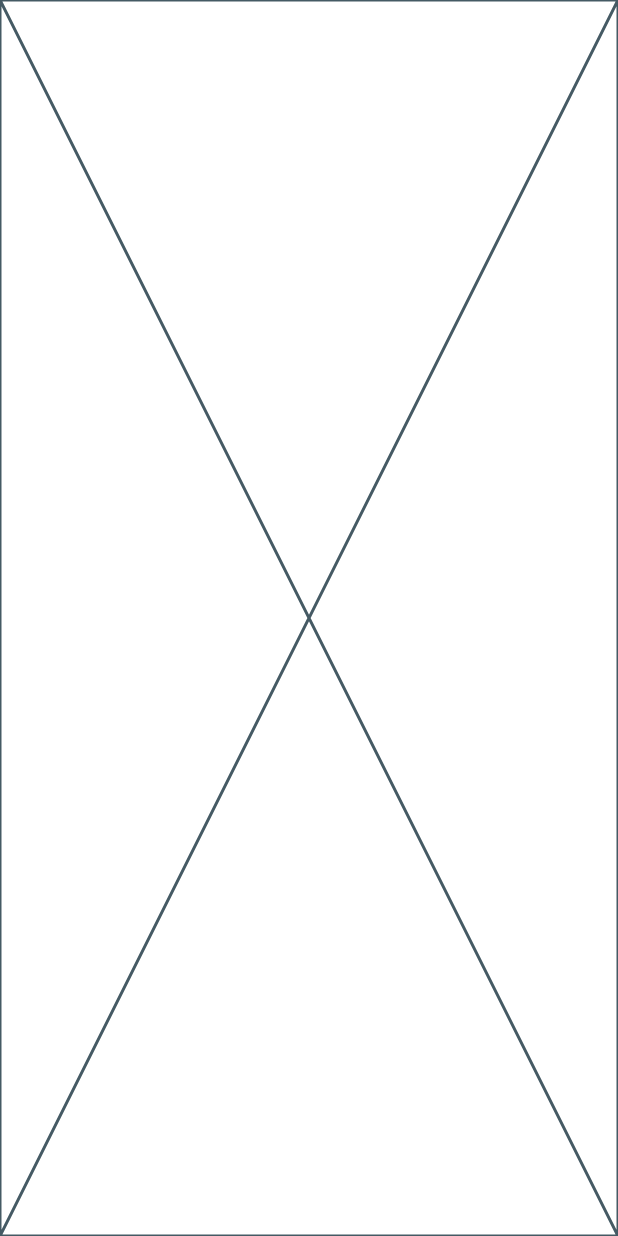
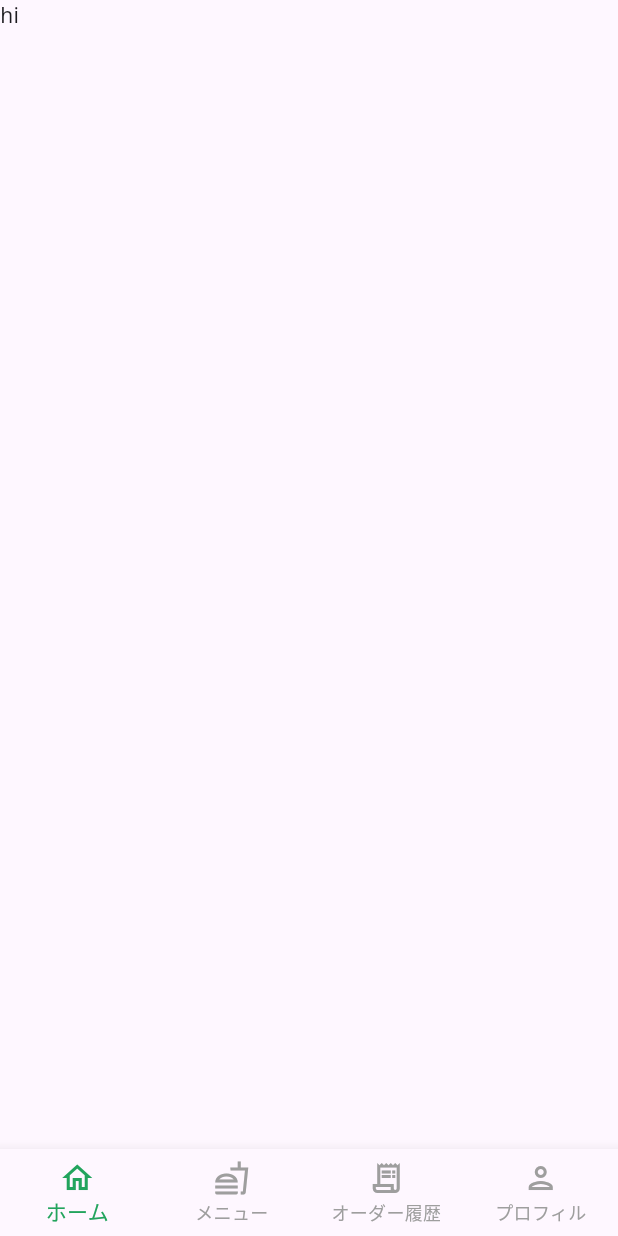
Before and after one commit to enere1/delivery_app, a Flutter app: the screen it shows after launch, on a phone screen of 412 x 824 dp. Run offline on Flutter 3.47's test engine with Material 3 defaults, Android fonts, the phone set to English and light mode, and no system bars; our stand-ins replace email_validator.

Commit message:
[FEAT] ログインとスプラッシュの画面作成

```diff
--- /dev/null
+++ b/lib/common/const/colors/colors.dart
@@ -0,0 +1,4 @@
+import 'package:flutter/material.dart';
+
+const PRIMARY_COLOR = Color(0xFF22A45D);
+const BODY_TEXT_COLOR = Color(0xFF868686);
--- a/lib/common/default_layout.dart
+++ /dev/null
@@ -1,10 +0,0 @@
-import 'package:flutter/material.dart';
-
-class DefaultLayout extends StatelessWidget {
-  const DefaultLayout({Key? key}) : super(key: key);
-
-  @override
-  Widget build(BuildContext context) {
-    return const Placeholder();
-  }
-}
--- /dev/null
+++ b/lib/common/layout/default_layout.dart
@@ -0,0 +1,26 @@
+import 'package:flutter/material.dart';
+
+class DefaultLayout extends StatelessWidget {
+
+  final PreferredSizeWidget? appBar;
+  final Widget? body;
+  final Color? backgroundColor;
+  final Widget? bottomNavigationBar;
+
+  const DefaultLayout({
+    this.appBar,
+    this.body,
+    this.backgroundColor,
+    this.bottomNavigationBar,
+    Key? key,}) : super(key: key);
+
+  @override
+  Widget build(BuildContext context) {
+    return Scaffold(
+        appBar: appBar,
+        body: body,
+        backgroundColor: backgroundColor,
+        bottomNavigationBar: bottomNavigationBar,
+      );
+  }
+}
--- /dev/null
+++ b/lib/common/view/root_tab.dart
@@ -0,0 +1,71 @@
+import 'package:delivery_app/common/const/colors/colors.dart';
+import 'package:delivery_app/common/layout/default_layout.dart';
+import 'package:flutter/material.dart';
+
+class RootTab extends StatefulWidget {
+  const RootTab({Key? key}) : super(key: key);
+
+  @override
+  State<RootTab> createState() => _RootTabState();
+}
+
+class _RootTabState extends State<RootTab> with SingleTickerProviderStateMixin {
+  late final TabController _tabController;
+  int _index = 0;
+
+  @override
+  void initState() {
+    _tabController = TabController(length: 4, vsync: this);
+  }
+
+  @override
+  Widget build(BuildContext context) {
+    return DefaultLayout(
+      bottomNavigationBar: BottomNavigationBar(
+        onTap: (int index) {
+          setState(() {
+            _index = index;
+          });
+          _tabController.animateTo(
+              _index);
+        },
+        type: BottomNavigationBarType.fixed,
+        showSelectedLabels: true,
+        showUnselectedLabels: true,
+        selectedItemColor: PRIMARY_COLOR,
+        unselectedItemColor: Colors.grey,
+        currentIndex: _index, // 인덱스는 위에서 정의하였음
+        items: const [
+          BottomNavigationBarItem(
+            icon: Icon(Icons.home_outlined),
+            label: 'ホーム',
+          ),
+          BottomNavigationBarItem(
+            icon: Icon(Icons.fastfood_outlined),
+            label: 'メニュー',
+          ),
+          BottomNavigationBarItem(
+            icon: Icon(Icons.receipt_long_outlined),
+            label: 'オーダー履歴',
+          ),
+          BottomNavigationBarItem(
+            icon: Icon(Icons.person_outlined),
+            label: 'プロフィル',
+          ),
+        ],
+      ),
+      body: TabBarView(
+        physics: const NeverScrollableScrollPhysics(),
+        // 스와이핑으로 화면 전환 방지
+        controller: _tabController,
+        // BottomNavigationBar의 controller와 동일한 컨트롤러 사용
+        children: const [
+          Text('hi'),
+          Text('hi'),
+          Text('hi'),
+          Text('hi'),
+        ],
+      ),
+    );
+  }
+}
--- a/pubspec.yaml
+++ b/pubspec.yaml
@@ -42,6 +42,7 @@ dependencies:
   uuid: ^4.4.0
   debounce_throttle: ^2.0.0
   freezed: ^2.5.2
+  email_validator: ^3.0.0
 
 dev_dependencies:
   flutter_test:
```
Also changed, not shown: lib/common/component/login_text_form_field.dart (added, +111 -0 lines), lib/main.dart (+8 -2 lines), lib/user/view/login.dart (added, +109 -0 lines), lib/user/view/splash.dart (added, +28 -0 lines), pubspec.lock.
